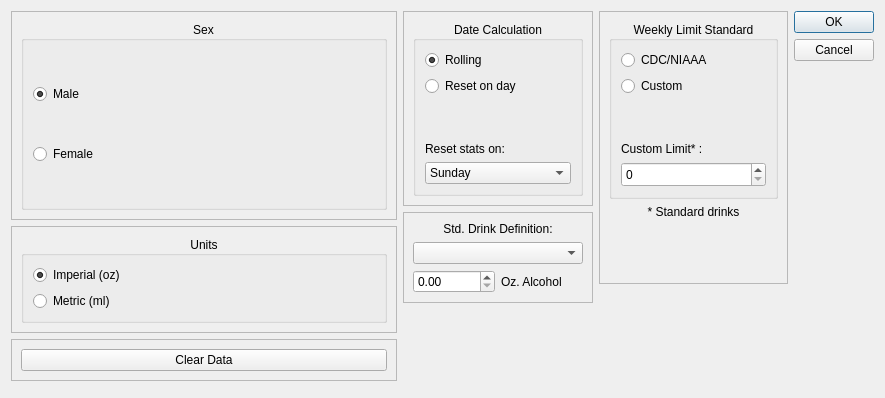
First picture: the form in ui/user_settings.ui, repository minorsecond/BuzzBot, before the edit.
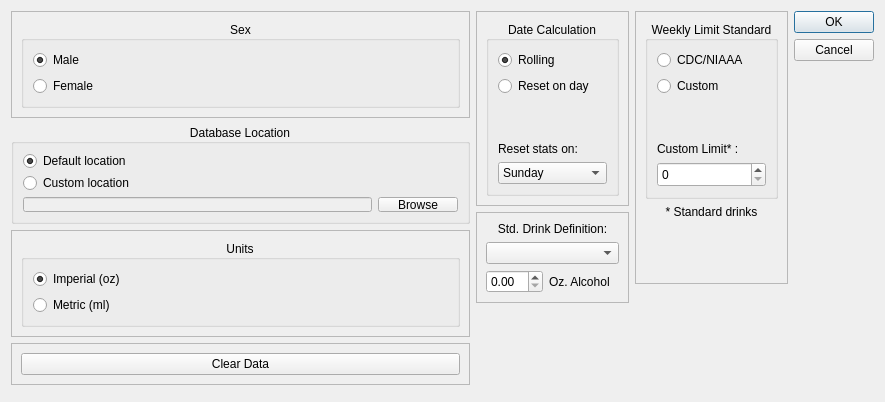
Second picture: the form after the edit.

Commit message:
Add database location entry form to user settings UI file
#429

The edit to the form file:
```diff
--- a/ui/user_settings.ui
+++ b/ui/user_settings.ui
@@ -17,6 +17,69 @@
    <bool>true</bool>
   </property>
   <layout class="QGridLayout" name="gridLayout_2">
+   <item row="2" column="0">
+    <widget class="QFrame" name="frame_4">
+     <property name="frameShape">
+      <enum>QFrame::StyledPanel</enum>
+     </property>
+     <property name="frameShadow">
+      <enum>QFrame::Raised</enum>
+     </property>
+     <layout class="QGridLayout" name="gridLayout_9">
+      <item row="0" column="0">
+       <widget class="QGroupBox" name="unitsGroup">
+        <property name="title">
+         <string>Units</string>
+        </property>
+        <property name="alignment">
+         <set>Qt::AlignCenter</set>
+        </property>
+        <property name="flat">
+         <bool>true</bool>
+        </property>
+        <layout class="QGridLayout" name="gridLayout_10">
+         <item row="1" column="0">
+          <widget class="QRadioButton" name="metricRadioButton">
+           <property name="text">
+            <string>Metric (ml)</string>
+           </property>
+          </widget>
+         </item>
+         <item row="0" column="0">
+          <widget class="QRadioButton" name="imperialRadioButton">
+           <property name="text">
+            <string>Imperial (oz)</string>
+           </property>
+           <property name="checked">
+            <bool>true</bool>
+           </property>
+          </widget>
+         </item>
+        </layout>
+       </widget>
+      </item>
+     </layout>
+    </widget>
+   </item>
+   <item row="3" column="0">
+    <widget class="QFrame" name="frame_3">
+     <property name="frameShape">
+      <enum>QFrame::StyledPanel</enum>
+     </property>
+     <property name="frameShadow">
+      <enum>QFrame::Raised</enum>
+     </property>
+     <layout class="QGridLayout" name="gridLayout_8">
+      <item row="0" column="1">
+       <widget class="QPushButton" name="clearDataButton">
+        <property name="text">
+         <string>Clear Data</string>
+        </property>
+       </widget>
+      </item>
+     </layout>
+    </widget>
+   </item>
    <item row="0" column="0">
     <widget class="QFrame" name="frame">
      <property name="frameShape">
@@ -61,7 +124,7 @@
      </layout>
     </widget>
    </item>
-   <item row="0" column="2" rowspan="4">
+   <item row="0" column="2" rowspan="5">
     <layout class="QHBoxLayout" name="horizontalLayout">
      <item>
       <layout class="QVBoxLayout" name="verticalLayout">
@@ -358,50 +421,6 @@
      </item>
     </layout>
    </item>
-   <item row="1" column="0">
-    <widget class="QFrame" name="frame_4">
-     <property name="frameShape">
-      <enum>QFrame::StyledPanel</enum>
-     </property>
-     <property name="frameShadow">
-      <enum>QFrame::Raised</enum>
-     </property>
-     <layout class="QGridLayout" name="gridLayout_9">
-      <item row="0" column="0">
-       <widget class="QGroupBox" name="unitsGroup">
-        <property name="title">
-         <string>Units</string>
-        </property>
-        <property name="alignment">
-         <set>Qt::AlignCenter</set>
-        </property>
-        <property name="flat">
-         <bool>true</bool>
-        </property>
-        <layout class="QGridLayout" name="gridLayout_10">
-         <item row="1" column="0">
-          <widget class="QRadioButton" name="metricRadioButton">
-           <property name="text">
-            <string>Metric (ml)</string>
-           </property>
-          </widget>
-         </item>
-         <item row="0" column="0">
-          <widget class="QRadioButton" name="imperialRadioButton">
-           <property name="text">
-            <string>Imperial (oz)</string>
-           </property>
-           <property name="checked">
-            <bool>true</bool>
-           </property>
-          </widget>
-         </item>
-        </layout>
-       </widget>
-      </item>
-     </layout>
-    </widget>
-   </item>
    <item row="0" column="3">
     <widget class="QDialogButtonBox" name="userSettingsButtonBox">
      <property name="orientation">
@@ -412,19 +431,52 @@
      </property>
     </widget>
    </item>
-   <item row="2" column="0">
-    <widget class="QFrame" name="frame_3">
-     <property name="frameShape">
-      <enum>QFrame::StyledPanel</enum>
+   <item row="1" column="0">
+    <widget class="QGroupBox" name="groupBox">
+     <property name="minimumSize">
+      <size>
+       <width>0</width>
+       <height>100</height>
+      </size>
      </property>
-     <property name="frameShadow">
-      <enum>QFrame::Raised</enum>
+     <property name="title">
+      <string>Database Location</string>
      </property>
-     <layout class="QGridLayout" name="gridLayout_8">
-      <item row="0" column="1">
-       <widget class="QPushButton" name="clearDataButton">
+     <property name="alignment">
+      <set>Qt::AlignCenter</set>
+     </property>
+     <layout class="QGridLayout" name="gridLayout_12">
+      <item row="2" column="0">
+       <widget class="QLineEdit" name="dbLocationTextInput">
+        <property name="enabled">
+         <bool>false</bool>
+        </property>
+        <property name="clearButtonEnabled">
+         <bool>false</bool>
+        </property>
+       </widget>
+      </item>
+      <item row="0" column="0">
+       <widget class="QRadioButton" name="defaultLocationRadioBtn">
         <property name="text">
-         <string>Clear Data</string>
+         <string>Default location</string>
+        </property>
+        <property name="checked">
+         <bool>true</bool>
+        </property>
+       </widget>
+      </item>
+      <item row="1" column="0">
+       <widget class="QRadioButton" name="customLocationRadioBtn">
+        <property name="text">
+         <string>Custom location</string>
+        </property>
+       </widget>
+      </item>
+      <item row="2" column="1">
+       <widget class="QPushButton" name="dbLocationBrowseButton">
+        <property name="text">
+         <string>Browse</string>
         </property>
        </widget>
       </item>
```
